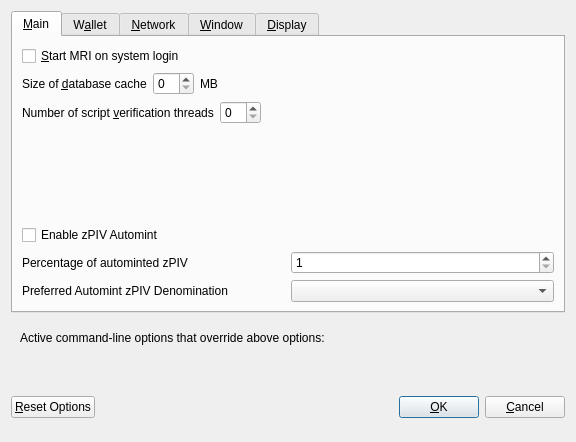
This is src/qt/forms/optionsdialog.ui in zeusthealmighty/PIVX as Qt 5 draws it before an edit. The edited form follows.
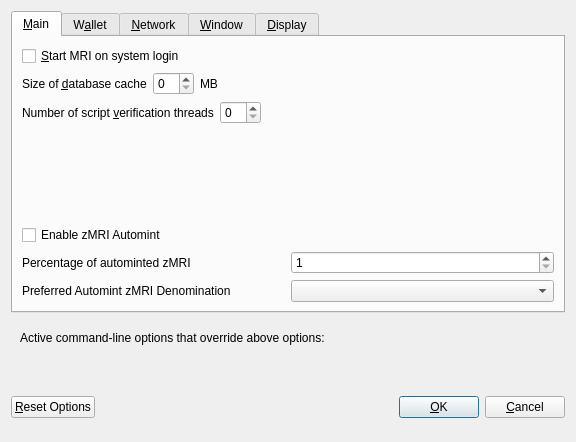
This is the edited form. Custom widgets are drawn as their Qt base class.

Diff of the .ui file:
```diff
--- a/src/qt/forms/optionsdialog.ui
+++ b/src/qt/forms/optionsdialog.ui
@@ -139,7 +139,7 @@
           <enum>Qt::LeftToRight</enum>
          </property>
          <property name="text">
-          <string>Enable zPIV Automint</string>
+          <string>Enable zMRI Automint</string>
          </property>
         </widget>
        </item>
@@ -151,7 +151,7 @@
             <string>Percentage of incoming PIV which get automatically converted to zPIV via Zerocoin Protocol (min: 10%)</string>
            </property>
            <property name="text">
-            <string>Percentage of autominted zPIV</string>
+            <string>Percentage of autominted zMRI</string>
            </property>
           </widget>
          </item>
@@ -184,7 +184,7 @@
             <string>Wait with automatic conversion to Zerocoin until enough PIV for this denomination is available</string>
            </property>
            <property name="text">
-            <string>Preferred Automint zPIV Denomination</string>
+            <string>Preferred Automint zMRI Denomination</string>
            </property>
           </widget>
          </item>
```
Left out of the diff: 8 changed lines with no effect on the pictures.
